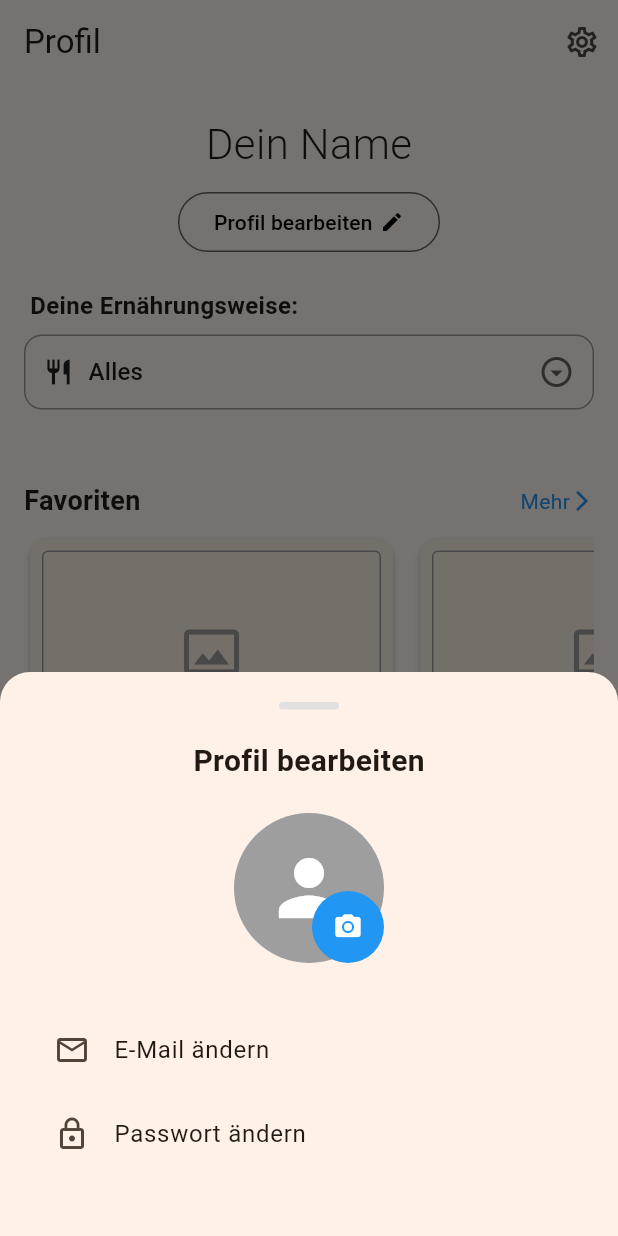
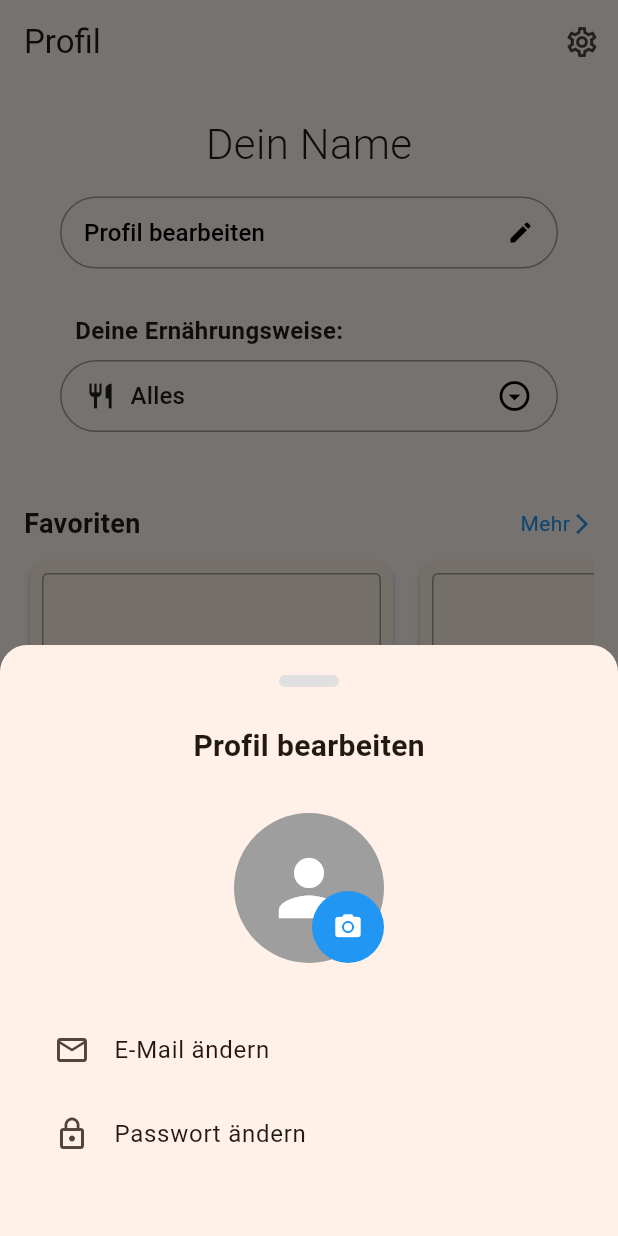
Before and after one commit to ilias314/Flutter-XPlatform-app, a Flutter app: the screen it shows once a user with an empty profile is signed in, item 5 of the bottom bar chosen, after a tap on "Profil bearbeiten", on a phone screen of 412 x 824 dp. Run offline on Flutter 3.47's test engine with Material 3 defaults, Android fonts, the phone set to English and light mode, and no system bars; our stand-ins replace flutter_riverpod, go_router, supabase_flutter; accounts and stored records are empty.

Commit message:
überartbeitet, button

```diff
--- a/recipes/lib/pages/profile_screen.dart
+++ b/recipes/lib/pages/profile_screen.dart
@@ -5,7 +5,7 @@ import 'package:recipes/widgets/recipe_section.dart';
 import 'package:recipes/widgets/ui_utils.dart';
 
 // Enum für die Auswahlmöglichkeiten
-enum DishPreference { allesfresser, pescetarisch, vegetarisch, vegan }
+enum DishPreference { alles, pescetarisch, vegetarisch, vegan }
 
 class ProfileScreen extends ConsumerStatefulWidget {
   const ProfileScreen({super.key});
@@ -16,7 +16,7 @@ class ProfileScreen extends ConsumerStatefulWidget {
 
 class _ProfileScreenState extends ConsumerState<ProfileScreen> {
   // Standard-Auswahl
-  DishPreference _currentPreference = DishPreference.allesfresser;
+  DishPreference _currentPreference = DishPreference.alles;
 
   // Dummy-Status für den Dark Mode (nur für die UI-Demo)
   bool _isDarkMode = false;
@@ -45,43 +45,55 @@ class _ProfileScreenState extends ConsumerState<ProfileScreen> {
             const SizedBox(height: 20),
 
             // ------------------------------------------
-            // TEIL 1: HEADER & BEARBEITEN
+            // TEIL 1: NAME & PROFIL BEARBEITEN (Responsive)
             // ------------------------------------------
             const Text(
               "Dein Name",
               style: TextStyle(fontSize: 28, fontWeight: FontWeight.w300),
             ),
+            const SizedBox(height: 15),
 
-            const SizedBox(height: 8),
+            // RESPONSIVE LÖSUNG: Padding bestimmt die Breite
+            Padding(
+              // 40 Pixel Abstand links und rechts -> Button füllt den Rest
+              padding: const EdgeInsets.symmetric(horizontal: 40.0),
+              child: SizedBox(
+                height: 48, // Feste Höhe bleibt ok
+                width: double.infinity, // Nimm so viel Breite wie möglich (minus Padding)
+                child: OutlinedButton(
+                  onPressed: () => _showEditProfileSheet(context),
+                  style: OutlinedButton.styleFrom(
+                    shape: RoundedRectangleBorder(borderRadius: BorderRadius.circular(30)),
+                    side: const BorderSide(color: Colors.grey),
+                    padding: const EdgeInsets.symmetric(horizontal: 16),
+                  ),
+                  child: const Row(
+                    mainAxisAlignment: MainAxisAlignment.spaceBetween,
+                    children: [
+                      Text("Profil bearbeiten", style: TextStyle(color: Colors.black, fontSize: 16)),
+                      SizedBox(width: 8),
 
-            OutlinedButton(
-              onPressed: () => _showEditProfileSheet(context),
-              style: OutlinedButton.styleFrom(
-                shape: const StadiumBorder(),
-                side: const BorderSide(color: Color.fromARGB(255, 102, 99, 99)),
-              ),
-              child: const Row(
-                mainAxisSize: MainAxisSize.min,
-                children: [
-                  Text("Profil bearbeiten", style: TextStyle(color: Colors.black)),
-                  SizedBox(width: 5),
-                  Icon(Icons.edit, size: 16, color: Colors.black),
-                ],
+                      Icon(Icons.edit, size: 18, color: Colors.black),
+
+                    ],
+                  ),
+                ),
               ),
             ),
 
-            const SizedBox(height: 20),
+            const SizedBox(height: 30),
 
             // ------------------------------------------
-            // TEIL 2: ERNÄHRUNGSWEISE (Dropdown)
+            // TEIL 2: ERNÄHRUNGSWEISE (Gleiche Breite durch gleiches Padding)
             // ------------------------------------------
             Padding(
-              padding: const EdgeInsets.symmetric(horizontal: 16.0),
+              // WICHTIG: Genau dasselbe Padding wie oben (40), damit sie gleich breit sind
+              padding: const EdgeInsets.symmetric(horizontal: 40.0),
               child: Column(
                 crossAxisAlignment: CrossAxisAlignment.start,
                 children: [
                   const Padding(
-                    padding: EdgeInsets.only(left: 4.0, bottom: 8.0),
+                    padding: EdgeInsets.only(left: 10.0, bottom: 8.0),
                     child: Text(
                       'Deine Ernährungsweise:',
                       style: TextStyle(fontSize: 16, fontWeight: FontWeight.bold),
@@ -89,24 +101,37 @@ class _ProfileScreenState extends ConsumerState<ProfileScreen> {
                   ),
 
                   Container(
-                    padding: const EdgeInsets.symmetric(horizontal: 12),
+                    height: 48,
+                    width: double.infinity, // Füllt den Bereich zwischen den 40px Rändern
+                    padding: const EdgeInsets.symmetric(horizontal: 16),
                     decoration: BoxDecoration(
                       border: Border.all(color: Colors.grey, width: 1),
-                      borderRadius: BorderRadius.circular(12),
+                      borderRadius: BorderRadius.circular(30),
                     ),
+                    alignment: Alignment.centerLeft,
                     child: DropdownButtonHideUnderline(
                       child: DropdownButton<DishPreference>(
                         value: _currentPreference,
+
+                        hint: const Row(
+                          children: [
+                            Icon(Icons.touch_app_outlined, color: Colors.grey, size: 20),
+                            SizedBox(width: 10),
+                            Text("Bitte wählen"),
+                          ],
+                        ),
+
                         isExpanded: true,
-                        icon: const Icon(Icons.arrow_drop_down_circle_outlined),
+                        icon: const Icon(Icons.arrow_drop_down_circle_outlined, color: Colors.black),
+
                         items: const [
                           DropdownMenuItem(
-                            value: DishPreference.allesfresser,
+                            value: DishPreference.alles,
                             child: Row(
                               children: [
                                 Icon(Icons.restaurant, size: 20),
                                 SizedBox(width: 10),
-                                Text("Alles") // Hier steht jetzt nur "Alles"
+                                Text("Alles")
                               ],
                             ),
                           ),
@@ -178,7 +203,7 @@ class _ProfileScreenState extends ConsumerState<ProfileScreen> {
     showModalBottomSheet(
       context: context,
       isScrollControlled: true,
-      shape: const RoundedRectangleBorder(borderRadius: BorderRadius.vertical(top: Radius.circular(20))),
+      shape: const RoundedRectangleBorder(borderRadius: BorderRadius.vertical(top: Radius.circular(18))),
       builder: (context) {
         return Padding(
           padding: EdgeInsets.only(
@@ -187,10 +212,10 @@ class _ProfileScreenState extends ConsumerState<ProfileScreen> {
           child: Column(
             mainAxisSize: MainAxisSize.min,
             children: [
-              Container(width: 40, height: 5, decoration: BoxDecoration(color: Colors.grey[300], borderRadius: BorderRadius.circular(10))),
-              const SizedBox(height: 20),
+              Container(width: 40, height: 8, decoration: BoxDecoration(color: Colors.grey[300], borderRadius: BorderRadius.circular(18))),
+              const SizedBox(height: 25),
               const Text("Profil bearbeiten", style: TextStyle(fontSize: 20, fontWeight: FontWeight.bold)),
-              const SizedBox(height: 20),
+              const SizedBox(height: 30),
               Stack(
                 alignment: Alignment.bottomRight,
                 children: [
```
